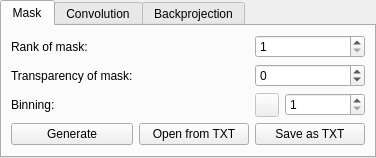
Before: the Qt Designer form viewer/masksettings.ui in verbkinm/WTF_Viewer, drawn with Qt 5.
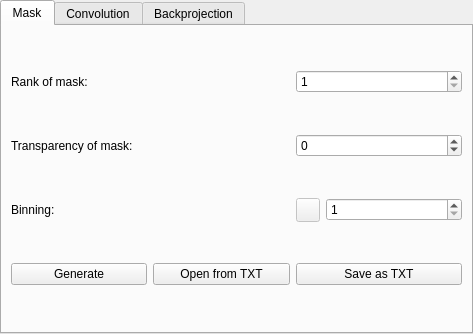
After: the same form once the commit is applied. Icons and pictures are not drawn.

Diff of the .ui file:
```diff
--- a/viewer/masksettings.ui
+++ b/viewer/masksettings.ui
@@ -6,8 +6,8 @@
    <rect>
     <x>0</x>
     <y>0</y>
-    <width>366</width>
-    <height>150</height>
+    <width>473</width>
+    <height>334</height>
    </rect>
   </property>
   <property name="windowTitle">
```
Left out of the diff: 78 changed lines with no effect on the pictures.
